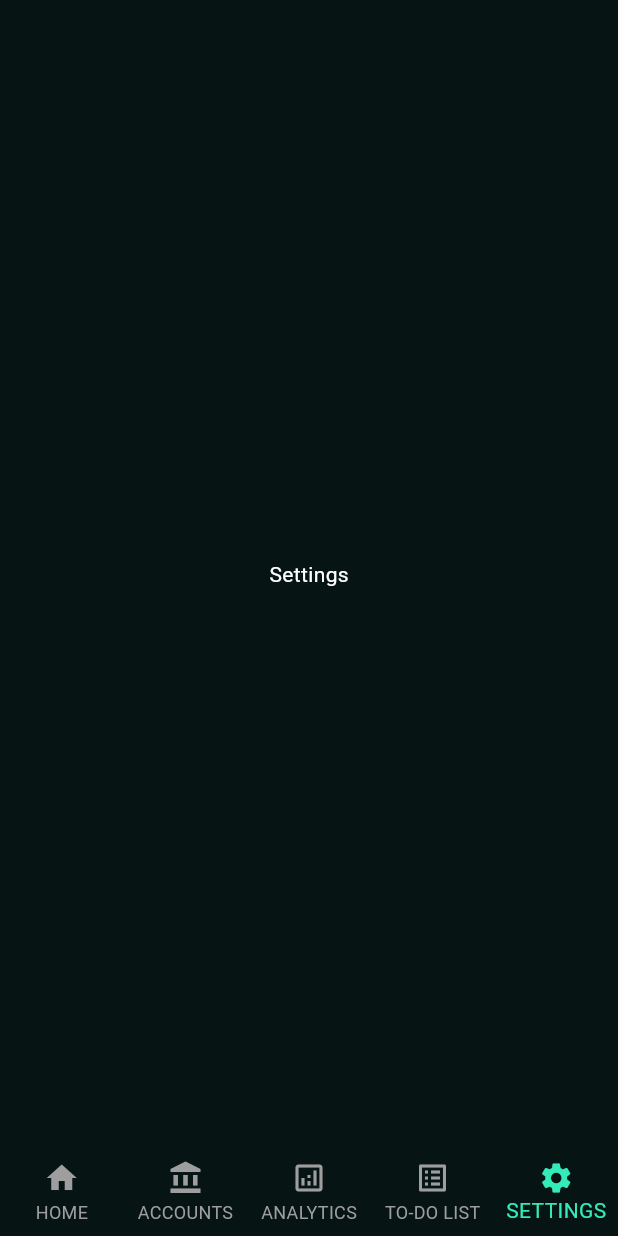
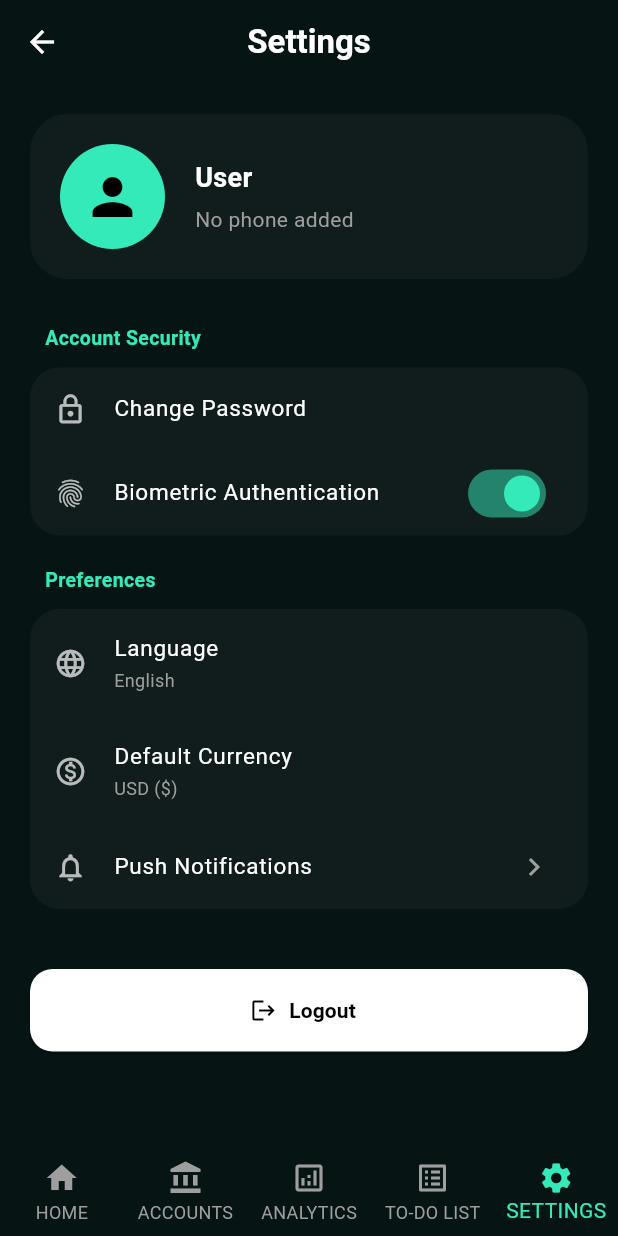
Before and after one commit to abdalkareem991/final_project, a Flutter app: the DashboardScreen screen opened by its route, item 5 of the bottom bar chosen, on a phone screen of 412 x 824 dp. Run offline on Flutter 3.47's test engine with Material 3 defaults, Android fonts, the phone set to English and light mode, and no system bars; our stand-ins replace fl_chart, google_generative_ai, supabase_flutter; accounts and stored records are empty.

Commit message:
feat: add SettingsScreen with profile data and logout functionality

```diff
--- a/lib/screens/dashboard_screen.dart
+++ b/lib/screens/dashboard_screen.dart
@@ -1,8 +1,9 @@
 // lib/screens/dashboard_screen.dart
 
 import 'package:final_project/screens/ai_assistant_screen.dart'
-    show AIAssistantScreen;
+show AIAssistantScreen;
 import 'package:final_project/screens/analytics_screen.dart';
+import 'package:final_project/screens/settings_screen.dart';
 import 'package:flutter/material.dart';
 
 import '../models/profile_model.dart';
@@ -32,9 +33,7 @@ class _DashboardScreenState extends State<DashboardScreen> {
     const Center(
       child: Text("To-Do List", style: TextStyle(color: Colors.white)),
     ),
-    const Center(
-      child: Text("Settings", style: TextStyle(color: Colors.white)),
-    ),
+    const SettingsScreen(),
   ];
 
   @override
--- /dev/null
+++ b/lib/screens/settings_screen.dart
@@ -0,0 +1,220 @@
+// lib/screens/settings_screen.dart
+
+import 'package:flutter/material.dart';
+import 'package:supabase_flutter/supabase_flutter.dart';
+
+import '../models/profile_model.dart';
+import '../services/supabase_service.dart';
+import 'login_screen.dart';
+import 'update_password_screen.dart';
+
+class SettingsScreen extends StatefulWidget {
+  const SettingsScreen({super.key});
+
+  @override
+  State<SettingsScreen> createState() => _SettingsScreenState();
+}
+
+class _SettingsScreenState extends State<SettingsScreen> {
+  final _supabaseService = SupabaseService();
+
+  // Theme Constants
+  static const Color _bgColor = Color(0xFF061414);
+  static const Color _cardColor = Color(0xFF111D1D);
+  static const Color _accentGreen = Color(0xFF34EAB9);
+
+  /// Logic: Sign out from Supabase and clear session
+  Future<void> _handleSignOut() async {
+    try {
+      await Supabase.instance.client.auth.signOut();
+      if (!mounted) return;
+
+      // Navigate to Login and remove all previous routes
+      Navigator.pushAndRemoveUntil(
+        context,
+        MaterialPageRoute(builder: (context) => const LoginScreen()),
+        (route) => false,
+      );
+    } catch (e) {
+      debugPrint("Sign Out Error: $e");
+    }
+  }
+
+  @override
+  Widget build(BuildContext context) {
+    return Scaffold(
+      backgroundColor: _bgColor,
+      appBar: AppBar(
+        backgroundColor: _bgColor,
+        elevation: 0,
+        centerTitle: true,
+        title: const Text(
+          "Settings",
+          style: TextStyle(color: Colors.white, fontWeight: FontWeight.bold),
+        ),
+      ),
+      body: SingleChildScrollView(
+        padding: const EdgeInsets.all(20),
+        child: Column(
+          children: [
+            _buildProfileSection(),
+            const SizedBox(height: 30),
+            _buildSettingsGroup("Account Security", [
+              _buildSettingItem(
+                icon: Icons.lock_outline,
+                title: "Change Password",
+                onTap: () => Navigator.push(
+                  context,
+                  MaterialPageRoute(
+                    builder: (context) => const UpdatePasswordScreen(),
+                  ),
+                ),
+              ),
+              _buildSettingItem(
+                icon: Icons.fingerprint,
+                title: "Biometric Authentication",
+                trailing: Switch(
+                  value: true,
+                  onChanged: (val) {},
+                  activeThumbColor: _accentGreen,
+                ),
+              ),
+            ]),
+            const SizedBox(height: 20),
+            _buildSettingsGroup("Preferences", [
+              _buildSettingItem(
+                icon: Icons.language,
+                title: "Language",
+                subtitle: "English",
+              ),
+              _buildSettingItem(
+                icon: Icons.monetization_on_outlined,
+                title: "Default Currency",
+                subtitle: "USD (\$)",
+              ),
+              _buildSettingItem(
+                icon: Icons.notifications_none,
+                title: "Push Notifications",
+                trailing: const Icon(Icons.chevron_right, color: Colors.grey),
+              ),
+            ]),
+            const SizedBox(height: 40),
+            _buildLogoutButton(),
+          ],
+        ),
+      ),
+    );
+  }
+
+  Widget _buildProfileSection() {
+    return FutureBuilder<ProfileModel>(
+      future: _supabaseService.getProfileData(),
+      builder: (context, snapshot) {
+        final name = snapshot.data?.fullName ?? "User";
+        final phone = snapshot.data?.phone ?? "No phone added";
+
+        return Container(
+          padding: const EdgeInsets.all(20),
+          decoration: BoxDecoration(
+            color: _cardColor,
+            borderRadius: BorderRadius.circular(25),
+          ),
+          child: Row(
+            children: [
+              const CircleAvatar(
+                radius: 35,
+                backgroundColor: _accentGreen,
+                child: Icon(Icons.person, size: 40, color: Colors.black),
+              ),
+              const SizedBox(width: 20),
+              Column(
+                crossAxisAlignment: CrossAxisAlignment.start,
+                children: [
+                  Text(
+                    name,
+                    style: const TextStyle(
+                      color: Colors.white,
+                      fontSize: 18,
+                      fontWeight: FontWeight.bold,
+                    ),
+                  ),
+                  const SizedBox(height: 5),
+                  Text(
+                    phone,
+                    style: const TextStyle(color: Colors.grey, fontSize: 14),
+                  ),
+                ],
+              ),
+            ],
+          ),
+        );
+      },
+    );
+  }
+
+  Widget _buildSettingsGroup(String title, List<Widget> items) {
+    return Column(
+      crossAxisAlignment: CrossAxisAlignment.start,
+      children: [
+        Padding(
+          padding: const EdgeInsets.fromLTRB(10, 0, 0, 10),
+          child: Text(
+            title,
+            style: const TextStyle(
+              color: _accentGreen,
+              fontWeight: FontWeight.bold,
+              fontSize: 13,
+            ),
+          ),
+        ),
+        Container(
+          decoration: BoxDecoration(
+            color: _cardColor,
+            borderRadius: BorderRadius.circular(20),
+          ),
+          child: Column(children: items),
+        ),
+      ],
+    );
+  }
+
+  Widget _buildSettingItem({
+    required IconData icon,
+    required String title,
+    String? subtitle,
+    Widget? trailing,
+    VoidCallback? onTap,
+  }) {
+    return ListTile(
+      onTap: onTap,
+      leading: Icon(icon, color: Colors.white70, size: 22),
+      title: Text(
+        title,
+        style: const TextStyle(color: Colors.white, fontSize: 15),
+      ),
+      subtitle: subtitle != null
+          ? Text(
+              subtitle,
+              style: const TextStyle(color: Colors.grey, fontSize: 12),
+            )
+          : null,
+      trailing: trailing,
+    );
+  }
+
+  Widget _buildLogoutButton() {
+    return ElevatedButton.icon(
+      onPressed: _handleSignOut,
+      icon: const Icon(Icons.logout, color: Colors.black),
+      label: const Text(
+        "Logout",
+        style: TextStyle(color: Colors.black, fontWeight: FontWeight.bold),
+      ),
+      style: ElevatedButton.styleFrom(
+        backgroundColor: Colors.white,
+        minimumSize: const Size(double.infinity, 55),
+        shape: RoundedRectangleBorder(borderRadius: BorderRadius.circular(15)),
+      ),
+    );
+  }
+}
```
